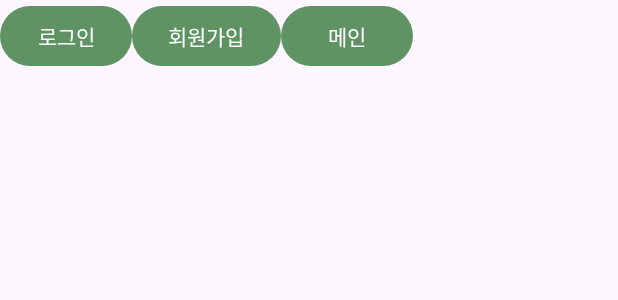
After one commit to Going777/Groot, an Android app: the layout activity_shortcut.xml on its own in the app's theme, with its tools: preview values and no code run, on a phone screen of 412 x 824 dp. The commit adds this screen. Shown: the top 300 px of the screen. Run offline under Robolectric (Android 15) with nearby library versions, the phone set to English and light mode, and no system bars.

Commit message:
Feat: 바로가기 페이지 추가

```diff
--- /dev/null
+++ b/front-end/groot/app/src/main/res/layout/activity_shortcut.xml
@@ -0,0 +1,34 @@
+<?xml version="1.0" encoding="utf-8"?>
+<LinearLayout
+    xmlns:android="http://schemas.android.com/apk/res/android"
+    xmlns:app="http://schemas.android.com/apk/res-auto"
+    xmlns:tools="http://schemas.android.com/tools"
+    android:layout_width="match_parent"
+    android:layout_height="match_parent"
+    tools:context=".ShortcutActivity">
+
+    <Button
+        android:id="@+id/shortcutLogin"
+        android:layout_width="wrap_content"
+        android:layout_height="wrap_content"
+        android:text="로그인"
+        tools:layout_editor_absoluteX="166dp"
+        tools:layout_editor_absoluteY="77dp" />
+
+    <Button
+        android:id="@+id/shortcutSignup"
+        android:layout_width="wrap_content"
+        android:layout_height="wrap_content"
+        android:text="회원가입"
+        tools:layout_editor_absoluteX="166dp"
+        tools:layout_editor_absoluteY="163dp" />
+
+    <Button
+        android:id="@+id/shortcutMain"
+        android:layout_width="wrap_content"
+        android:layout_height="wrap_content"
+        android:text="메인"
+        tools:layout_editor_absoluteX="199dp"
+        tools:layout_editor_absoluteY="340dp" />
+
+</LinearLayout>
```
Also changed, not shown: front-end/groot/app/src/main/AndroidManifest.xml (+18 -12 lines), front-end/groot/app/src/main/java/com/chocobi/groot/ShortcutActivity.kt (added, +32 -0 lines), front-end/groot/app/src/main/java/com/chocobi/groot/UserFragment.kt (+5 -6 lines).
